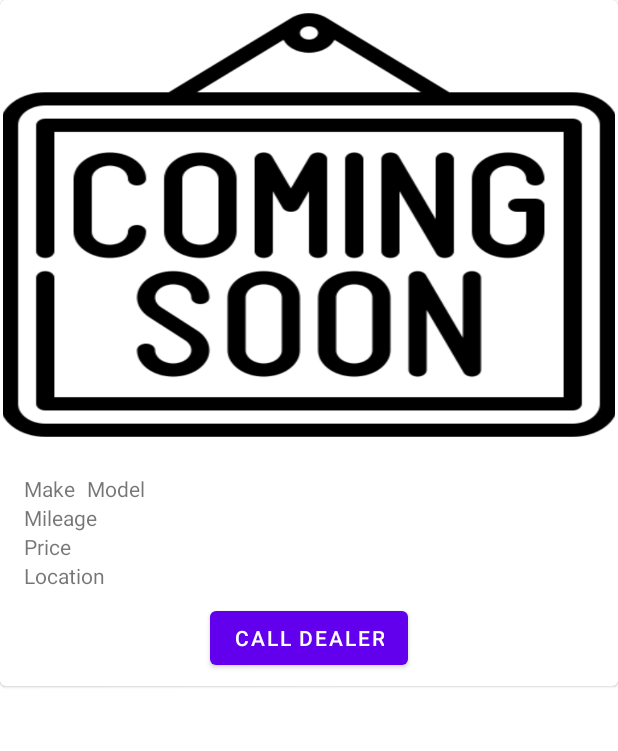
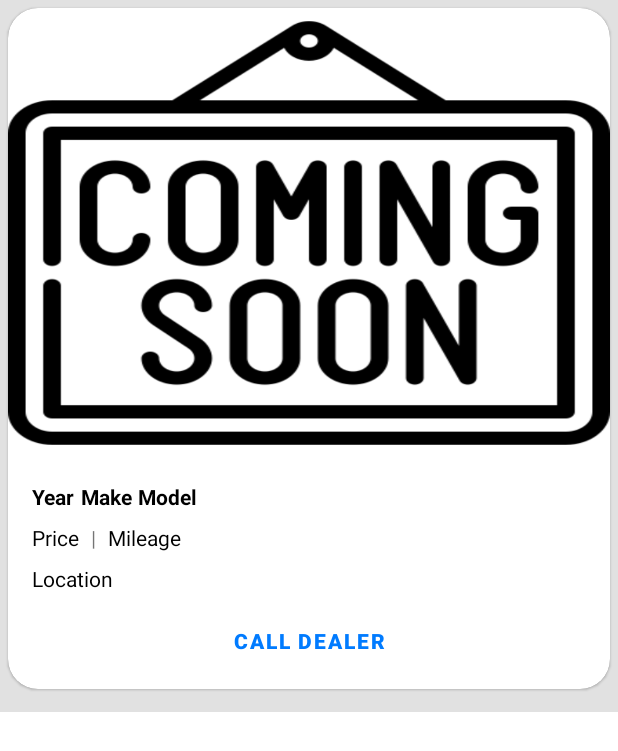
Before and after one commit to ttyylleerr27/CarFaxApp, an Android app: the layout layout_car_list_item.xml on its own in the app's theme, with its tools: preview values and no code run, on a phone screen of 412 x 824 dp. Shown: the top 751 px of the screen. Run offline under Robolectric (Android 15) with nearby library versions, the phone set to English and light mode, and no system bars; network calls fail.

Commit message:
Added the deatails listing page and made it fully functional. Adjusted a lot of formatting to meet or exceed criteria.

```diff
--- a/app/build.gradle
+++ b/app/build.gradle
@@ -1,6 +1,8 @@
 plugins {
     id 'com.android.application'
     id 'kotlin-android'
+    id("kotlin-parcelize")
+    id("androidx.navigation.safeargs")
 }
 
 android {
@@ -59,4 +61,5 @@ dependencies {
     //Glide
     implementation 'com.github.bumptech.glide:glide:4.12.0'
     annotationProcessor 'com.github.bumptech.glide:compiler:4.12.0'
+
 }
--- a/app/src/main/AndroidManifest.xml
+++ b/app/src/main/AndroidManifest.xml
@@ -22,7 +22,6 @@
                 <category android:name="android.intent.category.LAUNCHER" />
             </intent-filter>
         </activity>
-        <activity android:name=".LandingPageActivity"/>
     </application>
 
 </manifest>
--- a/app/src/main/res/layout/landing_page_activity.xml
+++ b/app/src/main/res/layout/landing_page_fragment.xml
@@ -1,11 +1,10 @@
 <?xml version="1.0" encoding="utf-8"?>
-<androidx.constraintlayout.widget.ConstraintLayout
-    xmlns:android="http://schemas.android.com/apk/res/android"
+<androidx.constraintlayout.widget.ConstraintLayout xmlns:android="http://schemas.android.com/apk/res/android"
     xmlns:app="http://schemas.android.com/apk/res-auto"
     xmlns:tools="http://schemas.android.com/tools"
     android:layout_width="match_parent"
     android:layout_height="match_parent"
-    tools:context=".LandingPageActivity">
+    tools:context=".fragments.LandingPageFragment">
 
     <androidx.recyclerview.widget.RecyclerView
         android:id="@+id/carListRecyclerView"
--- a/app/src/main/res/layout/layout_car_list_item.xml
+++ b/app/src/main/res/layout/layout_car_list_item.xml
@@ -1,14 +1,21 @@
 <?xml version="1.0" encoding="utf-8"?>
-<com.google.android.material.card.MaterialCardView
-    xmlns:android="http://schemas.android.com/apk/res/android"
+<androidx.coordinatorlayout.widget.CoordinatorLayout xmlns:android="http://schemas.android.com/apk/res/android"
     xmlns:app="http://schemas.android.com/apk/res-auto"
     xmlns:tools="http://schemas.android.com/tools"
     android:layout_width="match_parent"
     android:layout_height="wrap_content"
-    android:backgroundTint="@color/white"
+    android:background="#E1E1E1">
+
+    <com.google.android.material.card.MaterialCardView
+        android:layout_width="match_parent"
+        android:layout_height="wrap_content"
+        android:layout_marginTop="5dp"
+        android:layout_marginStart="5dp"
+        android:layout_marginEnd="5dp"
+        android:layout_marginBottom="15dp"
         android:elevation="6dp"
-    app:cardCornerRadius="4dp"
-    app:strokeWidth="2dp">
+        app:cardBackgroundColor="#FFFFFF"
+        app:cardCornerRadius="20dp">
 
         <androidx.constraintlayout.widget.ConstraintLayout
             android:layout_width="match_parent"
@@ -30,63 +37,101 @@
                 android:id="@+id/carMake"
                 android:layout_width="wrap_content"
                 android:layout_height="wrap_content"
-            android:layout_marginStart="16dp"
+                android:layout_marginStart="4dp"
                 android:layout_marginTop="16dp"
                 android:text="Make"
-            app:layout_constraintStart_toStartOf="parent"
+                android:textColor="#000000"
+                android:textStyle="bold"
+                app:layout_constraintStart_toEndOf="@+id/carYear"
                 app:layout_constraintTop_toBottomOf="@+id/carImageView" />
 
             <TextView
                 android:id="@+id/carModel"
                 android:layout_width="wrap_content"
                 android:layout_height="wrap_content"
-            android:layout_marginStart="8dp"
+                android:layout_marginStart="4dp"
                 android:layout_marginTop="16dp"
                 android:text="Model"
+                android:textColor="#000000"
+                android:textStyle="bold"
                 app:layout_constraintStart_toEndOf="@+id/carMake"
-            app:layout_constraintTop_toBottomOf="@+id/carImageView" />
+                app:layout_constraintTop_toBottomOf="@id/carImageView" />
 
             <TextView
                 android:id="@+id/carPrice"
                 android:layout_width="wrap_content"
                 android:layout_height="wrap_content"
                 android:layout_marginStart="16dp"
+                android:layout_marginTop="8dp"
                 android:text="Price"
+                android:textColor="#000000"
                 app:layout_constraintStart_toStartOf="parent"
-            app:layout_constraintTop_toBottomOf="@id/carMileage" />
+                app:layout_constraintTop_toBottomOf="@id/carMake" />
 
 
             <TextView
                 android:id="@+id/carMileage"
                 android:layout_width="wrap_content"
                 android:layout_height="wrap_content"
-            android:layout_marginStart="16dp"
+                android:layout_marginStart="8dp"
+                android:layout_marginTop="8dp"
                 android:text="Mileage"
-            app:layout_constraintStart_toStartOf="parent"
-            app:layout_constraintTop_toBottomOf="@+id/carMake"/>
+                android:textColor="#000000"
+                app:layout_constraintStart_toEndOf="@id/separator2"
+                app:layout_constraintTop_toBottomOf="@id/carMake" />
 
             <TextView
                 android:id="@+id/carLocation"
                 android:layout_width="wrap_content"
                 android:layout_height="wrap_content"
                 android:layout_marginStart="16dp"
+                android:layout_marginTop="8dp"
                 android:text="Location"
+                android:textColor="#000000"
                 app:layout_constraintStart_toStartOf="parent"
-            app:layout_constraintTop_toBottomOf="@+id/carPrice">
-        </TextView>
+                app:layout_constraintTop_toBottomOf="@id/carPrice" />
 
             <Button
                 android:id="@+id/callDealerButton"
-            android:layout_width="wrap_content"
+                android:layout_width="match_parent"
                 android:layout_height="wrap_content"
+                android:layout_marginStart="8dp"
                 android:layout_marginTop="8dp"
+                android:layout_marginEnd="8dp"
                 android:layout_marginBottom="8dp"
+                android:background="@android:color/transparent"
                 android:text="Call Dealer"
+                android:textColor="#007BFF"
+                android:textStyle="bold"
                 app:layout_constraintBottom_toBottomOf="parent"
                 app:layout_constraintEnd_toEndOf="parent"
                 app:layout_constraintStart_toStartOf="parent"
                 app:layout_constraintTop_toBottomOf="@id/carLocation" />
 
+            <TextView
+                android:id="@+id/carYear"
+                android:layout_width="wrap_content"
+                android:layout_height="wrap_content"
+                android:layout_marginStart="16dp"
+                android:layout_marginTop="16dp"
+                android:text="Year"
+                android:textColor="#000000"
+                android:textStyle="bold"
+                app:layout_constraintStart_toStartOf="parent"
+                app:layout_constraintTop_toBottomOf="@id/carImageView" />
+
+            <TextView
+                android:id="@+id/separator2"
+                android:layout_width="wrap_content"
+                android:layout_height="wrap_content"
+                android:layout_marginStart="8dp"
+                android:layout_marginTop="8dp"
+                android:text="|"
+                app:layout_constraintStart_toEndOf="@+id/carPrice"
+                app:layout_constraintTop_toBottomOf="@+id/carMake" />
+
 
         </androidx.constraintlayout.widget.ConstraintLayout>
     </com.google.android.material.card.MaterialCardView>
+
+</androidx.coordinatorlayout.widget.CoordinatorLayout>
--- a/build.gradle
+++ b/build.gradle
@@ -1,5 +1,6 @@
 // Top-level build file where you can add configuration options common to all sub-projects/modules.
 buildscript {
+    def nav_version = "2.3.5"
     repositories {
         google()
         mavenCentral()
@@ -7,6 +8,7 @@ buildscript {
     dependencies {
         classpath "com.android.tools.build:gradle:7.0.3"
         classpath "org.jetbrains.kotlin:kotlin-gradle-plugin:1.5.20"
+        classpath("androidx.navigation:navigation-safe-args-gradle-plugin:$nav_version")
 
         // NOTE: Do not place your application dependencies here; they belong
         // in the individual module build.gradle files
```
Also changed, not shown: app/src/main/java/com/example/carfaxapp/adapters/CarListAdapter.kt (+21 -11 lines), app/src/main/java/com/example/carfaxapp/fragments/DetailedListingFragment.kt (added, +78 -0 lines), app/src/main/java/com/example/carfaxapp/fragments/LandingPageFragment.kt (renamed from app/src/main/java/com/example/carfaxapp/LandingPageActivity.kt, +30 -13 lines), app/src/main/java/com/example/carfaxapp/network/CarListModel.kt (+27 -7 lines), app/src/main/res/layout/detailed_listing_fragment.xml (added, +304 -0 lines), app/src/main/res/navigation/nav_graph.xml (+17 -5 lines). Lines whose indentation alone changed are shown as unchanged.
